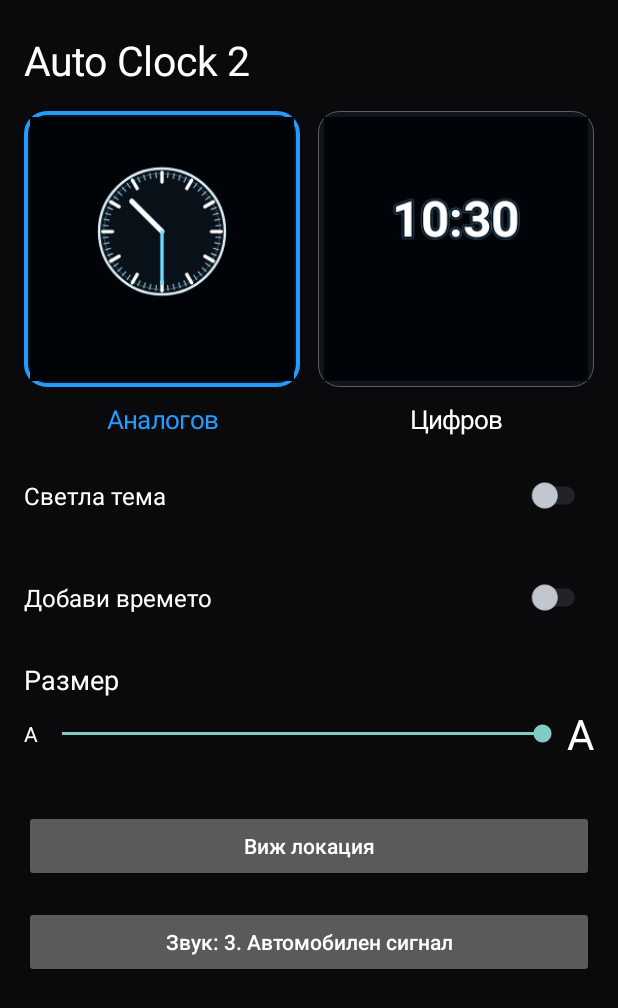
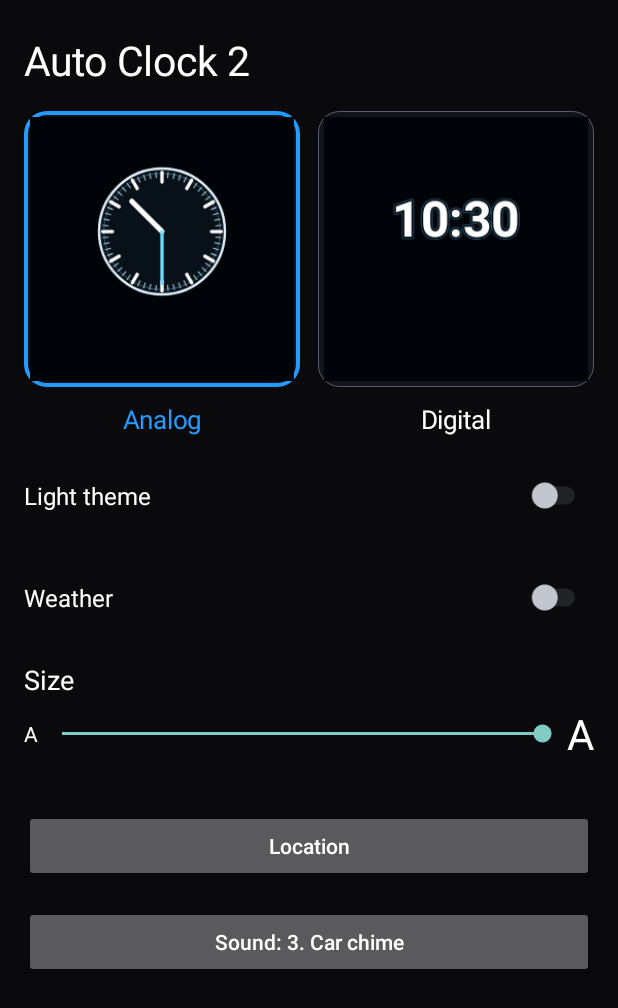
Before and after one commit to skotarov/androidauto-mediaclock, an Android app: the screen it shows after launch (MainActivity), on a phone screen of 412 x 824 dp. Shown: the top 1008 px of the screen. Run offline under Robolectric (Android 15) with nearby library versions, the phone set to English and light mode, and no system bars.

Commit message:
v0.71: English-only interface and weather labels

```diff
--- a/app/build.gradle.kts
+++ b/app/build.gradle.kts
@@ -11,8 +11,8 @@ android {
         applicationId = "com.kotarov.autoclock2"
         minSdk = 23
         targetSdk = 35
-        versionCode = 70
-        versionName = "0.70.0-beta"
+        versionCode = 71
+        versionName = "0.71.0-beta"
     }
 
     buildTypes {
--- a/app/src/main/java/com/kotarov/autoclock/MainActivity.kt
+++ b/app/src/main/java/com/kotarov/autoclock/MainActivity.kt
@@ -105,9 +105,9 @@ class MainActivity : Activity() {
             setPadding(0, 0, 0, dp(6))
         }
         val (analog, analogPreview, analogTitle) =
-            createChoiceCard("Аналогов", ClockFamily.ANALOG)
+            createChoiceCard("Analog", ClockFamily.ANALOG)
         val (digital, digitalPreview, digitalTitle) =
-            createChoiceCard("Цифров", ClockFamily.DIGITAL)
+            createChoiceCard("Digital", ClockFamily.DIGITAL)
         analogCard = analog
         digitalCard = digital
         analogImage = analogPreview
@@ -126,7 +126,7 @@ class MainActivity : Activity() {
 
         // Directly BELOW the two thumbnails, with no explanatory widgets.
         root.addView(checkOption(
-            "Светла тема",
+            "Light theme",
             ClockTheme.fromId(prefs.getString(ClockTheme.KEY, null)) == ClockTheme.LIGHT
         ) { checked ->
             prefs.edit().putString(
@@ -137,7 +137,7 @@ class MainActivity : Activity() {
         })
 
         root.addView(checkOption(
-            "Добави времето",
+            "Weather",
             ClockSelectionStore.weatherEnabled(prefs),
             captureToggle = { weatherToggle = it }
         ) { checked ->
@@ -148,18 +148,18 @@ class MainActivity : Activity() {
         })
         updatePreviewTiles()
 
-        root.addView(text("Размер", 18f, dp(5)))
+        root.addView(text("Size", 18f, dp(5)))
         val sizeRow = LinearLayout(this).apply {
             orientation = LinearLayout.HORIZONTAL
             gravity = android.view.Gravity.CENTER_VERTICAL
         }
-        sizeRow.addView(text("А", 14f, 0))
+        sizeRow.addView(text("A", 14f, 0))
         val sizeSlider = SeekBar(this).apply {
             max = 1 // Keep the two validated render sizes: compact / standard.
             progress = if (prefs.getString(
                     AutoClockMediaService.KEY_LAYOUT, "standard"
                 ) == "compact") 0 else 1
-            contentDescription = "Размер на часовника"
+            contentDescription = "Clock size"
             setOnSeekBarChangeListener(object : SeekBar.OnSeekBarChangeListener {
                 override fun onProgressChanged(
                     seekBar: SeekBar?, value: Int, fromUser: Boolean
@@ -177,15 +177,15 @@ class MainActivity : Activity() {
         }
         sizeRow.addView(sizeSlider,
             LinearLayout.LayoutParams(0, LinearLayout.LayoutParams.WRAP_CONTENT, 1f))
-        sizeRow.addView(text("А", 28f, 0))
+        sizeRow.addView(text("A", 28f, 0))
         root.addView(sizeRow)
 
         root.addView(Button(this).apply {
-            text = "Виж локация"
+            text = "Location"
             isAllCaps = false
             setOnClickListener {
                 val city = WeatherStore.locality(this@MainActivity)
-                locationMessage.text = city ?: "Няма данни за локацията"
+                locationMessage.text = city ?: "Location unavailable"
                 locationMessage.visibility = View.VISIBLE
                 messageHandler.removeCallbacks(hideLocationMessage)
                 messageHandler.postDelayed(hideLocationMessage, CityAnnouncement.DURATION_MS)
@@ -206,21 +206,21 @@ class MainActivity : Activity() {
 
         val soundButton = Button(this).apply {
             isAllCaps = false
-            text = "Звук: " + NoticeSound.fromId(prefs.getString(NoticeSound.KEY, null)).label
+            text = "Sound: " + NoticeSound.fromId(prefs.getString(NoticeSound.KEY, null)).label
             setOnClickListener {
                 val options = NoticeSound.entries
                 val selected = NoticeSound.fromId(prefs.getString(NoticeSound.KEY, null))
                 AlertDialog.Builder(this@MainActivity)
-                    .setTitle("Звук на съобщенията")
+                    .setTitle("Alert sound")
                     .setSingleChoiceItems(options.map { it.label }.toTypedArray(),
                         options.indexOf(selected)) { dialog, index ->
                         val sound = options[index]
                         prefs.edit().putString(NoticeSound.KEY, sound.id).apply()
-                        text = "Звук: " + sound.label
+                        text = "Sound: " + sound.label
                         soundPreview.play(sound)
                         dialog.dismiss()
                     }
-                    .setNegativeButton("Отказ", null)
+                    .setNegativeButton("Cancel", null)
                     .show()
             }
         }
@@ -279,7 +279,7 @@ class MainActivity : Activity() {
     private fun createChoiceCard(label: String, family: ClockFamily): Choice {
         val image = ImageView(this).apply {
             scaleType = ImageView.ScaleType.FIT_CENTER
-            contentDescription = "$label часовник"
+            contentDescription = "$label clock"
             layoutParams = FrameLayout.LayoutParams(
                 FrameLayout.LayoutParams.MATCH_PARENT,
                 FrameLayout.LayoutParams.MATCH_PARENT
--- a/app/src/main/java/com/kotarov/autoclock/artwork/ClockArtworkProvider.kt
+++ b/app/src/main/java/com/kotarov/autoclock/artwork/ClockArtworkProvider.kt
@@ -57,7 +57,7 @@ class ClockArtworkProvider : ContentProvider() {
         val layout = if (compact) "compact" else "standard"
         val generation = uri.getQueryParameter("generation")?.toLongOrNull() ?: 0L
         val destination = File(directory,
-            "v70-$layout-${theme.id}-$clockMode-$key-$weatherRevision-$generation.png")
+            "v71-$layout-${theme.id}-$clockMode-$key-$weatherRevision-$generation.png")
 
         synchronized(lock) {
             if (!destination.isFile || destination.length() == 0L) {
@@ -159,7 +159,7 @@ class ClockArtworkProvider : ContentProvider() {
             .appendPath(mode)
             .appendPath("clock_${now.format(KEY_FORMAT)}.png")
             .appendQueryParameter("rev", weatherRevision.coerceAtLeast(0L).toString())
-            .appendQueryParameter("style", "v70")
+            .appendQueryParameter("style", "v71")
             .appendQueryParameter("theme", theme.id)
             .appendQueryParameter("generation", generation.toString())
             .appendQueryParameter("layout", if (compact) "compact" else "standard")
--- a/app/src/main/java/com/kotarov/autoclock/media/CityAnnouncement.kt
+++ b/app/src/main/java/com/kotarov/autoclock/media/CityAnnouncement.kt
@@ -20,13 +20,13 @@ class CityAnnouncement {
 
     /** Manual request repeats the current city, without changing playback. */
     fun show(city: String?, now: Long) {
-        message = Notice("Информация",
-            city?.trim()?.takeIf { it.isNotBlank() } ?: "Няма данни за локацията")
+        message = Notice("Info",
+            city?.trim()?.takeIf { it.isNotBlank() } ?: "Location unavailable")
         until = now + DURATION_MS
     }
 
     fun showWarning(warning: String, now: Long) {
-        message = Notice("Внимание", warning)
+        message = Notice("Warning", warning)
         until = now + DURATION_MS
     }
 
--- a/app/src/main/java/com/kotarov/autoclock/media/ClockPreset.kt
+++ b/app/src/main/java/com/kotarov/autoclock/media/ClockPreset.kt
@@ -1,8 +1,8 @@
 package com.kotarov.autoclock.media
 
 enum class ClockFamily(val id: String, val label: String) {
-    ANALOG("analog", "Аналогов часовник"),
-    DIGITAL("digital", "Цифров часовник");
+    ANALOG("analog", "Analog clock"),
+    DIGITAL("digital", "Digital clock");
     companion object {
         fun fromId(id: String?): ClockFamily? = entries.firstOrNull { it.id == id }
     }
--- a/app/src/main/java/com/kotarov/autoclock/media/NoticeSound.kt
+++ b/app/src/main/java/com/kotarov/autoclock/media/NoticeSound.kt
@@ -8,13 +8,13 @@ import kotlin.math.sin
 /** The six original demo melodies, reconstructed from their PCM samples.
  * Generate only the selected short clip on demand; no bundled audio assets. */
 enum class NoticeSound(val id: String, val label: String, val durationMs: Int) {
-    SILENT("silent", "Без звук", 0),
-    SOFT_PING("soft_ping", "1. Мек звън", 470),
-    DOUBLE_PING("double_ping", "2. Двоен сигнал", 585),
-    CAR_CHIME("car_chime", "3. Автомобилен сигнал", 660),
-    SOFT_KNOCK("soft_knock", "4. Дискретно почукване", 500),
-    ATTENTION("attention", "5. Внимание", 710),
-    WARNING("warning", "6. Предупреждение", 900);
+    SILENT("silent", "Silent", 0),
+    SOFT_PING("soft_ping", "1. Soft ping", 470),
+    DOUBLE_PING("double_ping", "2. Double ping", 585),
+    CAR_CHIME("car_chime", "3. Car chime", 660),
+    SOFT_KNOCK("soft_knock", "4. Soft knock", 500),
+    ATTENTION("attention", "5. Attention", 710),
+    WARNING("warning", "6. Warning", 900);
 
     private data class Tone(val start: Int, val duration: Int, val hz: Double,
         val amp: Double, val decay: Double, val harmonic: Double, val bell: Boolean = false)
--- a/app/src/main/java/com/kotarov/autoclock/weather/WeatherStations.kt
+++ b/app/src/main/java/com/kotarov/autoclock/weather/WeatherStations.kt
@@ -18,14 +18,14 @@ object WeatherStations {
     }
 
     val stations = listOf(
-        Station("LBSF", "София", 42.6964, 23.4177),
-        Station("LBPD", "Пловдив", 42.0678, 24.8508),
-        Station("LBPG", "Граф Игнатиево", 42.2908, 24.7139),
-        Station("LBGO", "Горна Оряховица", 43.1514, 25.7129),
-        Station("LBBG", "Бургас", 42.5699, 27.5152),
-        Station("LBWN", "Варна", 43.2321, 27.8251),
-        Station("LBPL", "Долна Митрополия", 43.4517, 24.5028),
-        Station("LBWB", "Балчик", 43.4244, 28.1808)
+        Station("LBSF", "Sofia", 42.6964, 23.4177),
+        Station("LBPD", "Plovdiv", 42.0678, 24.8508),
+        Station("LBPG", "Graf Ignatievo", 42.2908, 24.7139),
+        Station("LBGO", "Gorna Oryahovitsa", 43.1514, 25.7129),
+        Station("LBBG", "Burgas", 42.5699, 27.5152),
+        Station("LBWN", "Varna", 43.2321, 27.8251),
+        Station("LBPL", "Dolna Mitropolia", 43.4517, 24.5028),
+        Station("LBWB", "Balchik", 43.4244, 28.1808)
     )
 
     fun kilometers(lat1: Double, lon1: Double, lat2: Double, lon2: Double): Double {
```
Also changed, not shown: app/src/main/java/com/kotarov/autoclock/weather/WeatherStore.kt (+38 -25 lines), app/src/main/java/com/kotarov/autoclock/weather/WeatherWarning.kt (+7 -7 lines), 5 other files.
